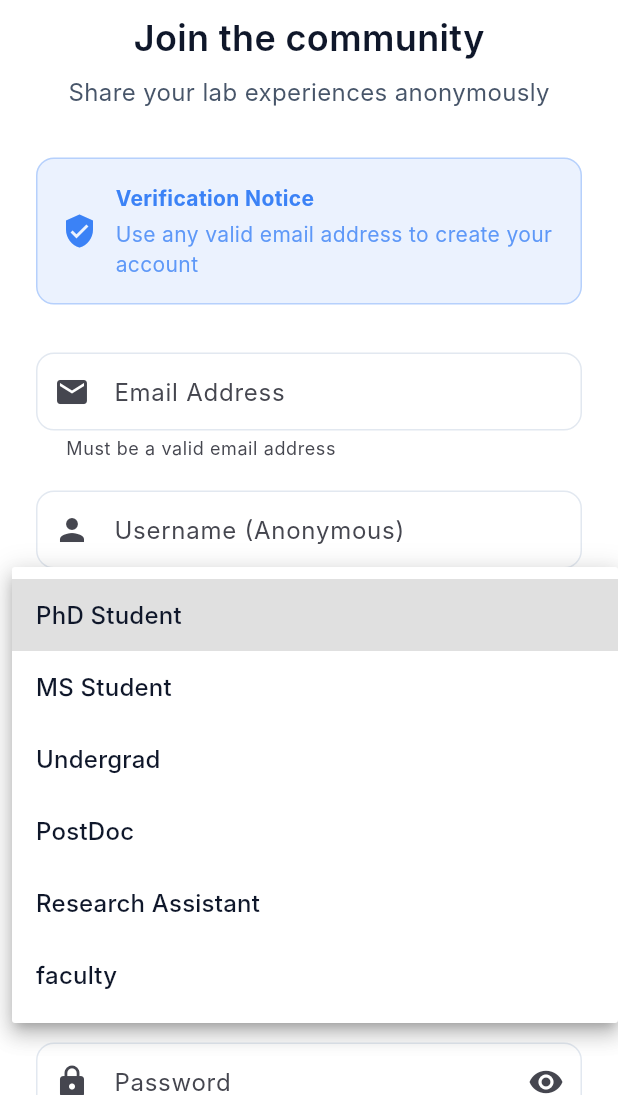
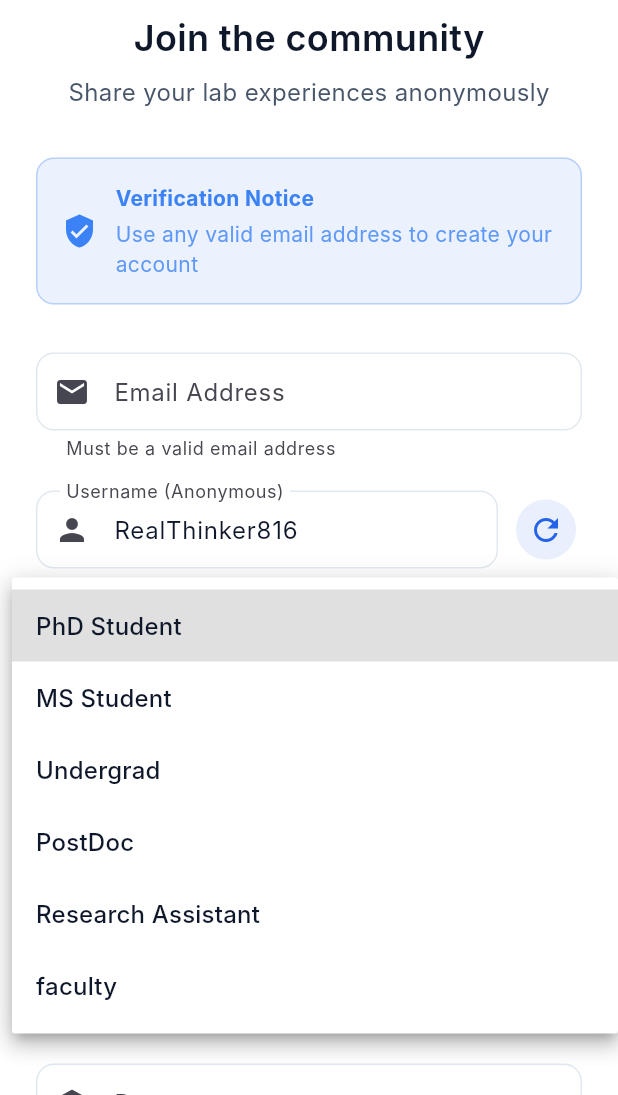
Before and after one commit to c5551051011/insidelab_frontend, a Flutter app: the SignUpScreen screen opened by its route, after a tap on "Current Position", on a phone screen of 412 x 824 dp, the part 141-1236 px from its top. Run offline on Flutter 3.47's test engine with Material 3 defaults, Android fonts, the phone set to English and light mode, and no system bars; our stand-ins replace flutter_typeahead, google_sign_in, shared_preferences; accounts and stored records are empty; Roboto replaces fonts that are missing (Inter).

Commit message:
Add automatic random username generation for privacy protection
- Generate random usernames on sign-up page load using friendly words
- Combine adjectives + academic nouns + numbers (e.g., SmartScholar42)
- Add refresh button to regenerate usernames with one click
- Include privacy recommendation box explaining anonymity benefits
- Maintain user ability to customize username while encouraging privacy
- Auto-populate field with privacy-focused default suggestions

🤖 Generated with [Claude Code](https://claude.ai/code)

Co-Authored-By: Claude <noreply@anthropic.com>

```diff
--- a/lib/presentation/screens/auth/sign_up_screen.dart
+++ b/lib/presentation/screens/auth/sign_up_screen.dart
@@ -2,6 +2,7 @@
 // presentation/screens/auth/sign_up_screen.dart
 import 'package:flutter/material.dart';
 import 'package:provider/provider.dart';
+import 'dart:math';
 import '../../../core/constants/app_colors.dart';
 import '../../../core/constants/app_constants.dart';
 import '../../../data/providers/data_providers.dart';
@@ -30,6 +31,40 @@ class _SignUpScreenState extends State<SignUpScreen> {
   bool _obscureConfirmPassword = true;
   bool _agreedToTerms = false;
   bool _allowEmails = false;
+
+  @override
+  void initState() {
+    super.initState();
+    _generateRandomUsername();
+  }
+
+  void _generateRandomUsername() {
+    final random = Random();
+
+    // Adjectives for friendly usernames
+    final adjectives = [
+      'Smart', 'Bright', 'Quick', 'Swift', 'Sharp', 'Wise', 'Bold', 'Cool',
+      'Fast', 'Strong', 'Clear', 'Fresh', 'Young', 'New', 'Pure', 'True',
+      'Deep', 'High', 'Wild', 'Free', 'Safe', 'Easy', 'Fine', 'Good',
+      'Kind', 'Nice', 'Calm', 'Fair', 'Real', 'Rich', 'Soft', 'Warm'
+    ];
+
+    // Nouns related to academia/research
+    final nouns = [
+      'Scholar', 'Student', 'Learner', 'Thinker', 'Reader', 'Writer', 'Seeker',
+      'Explorer', 'Finder', 'Builder', 'Maker', 'Creator', 'Helper', 'Leader',
+      'Dreamer', 'Planner', 'Doer', 'Walker', 'Runner', 'Climber', 'Flyer',
+      'Star', 'Moon', 'Sun', 'River', 'Ocean', 'Mountain', 'Forest', 'Garden',
+      'Bridge', 'Tower', 'Castle', 'House', 'Path', 'Journey', 'Quest', 'Goal'
+    ];
+
+    final adjective = adjectives[random.nextInt(adjectives.length)];
+    final noun = nouns[random.nextInt(nouns.length)];
+    final number = random.nextInt(999) + 1; // 1-999
+
+    final username = '$adjective$noun$number';
+    _usernameController.text = username;
+  }
 
   @override
   Widget build(BuildContext context) {
@@ -163,27 +198,7 @@ class _SignUpScreenState extends State<SignUpScreen> {
             },
           ),
           const SizedBox(height: 20),
-          TextFormField(
-            controller: _usernameController,
-            decoration: const InputDecoration(
-              labelText: 'Username (Anonymous)',
-              hintText: 'Choose a username',
-              prefixIcon: Icon(Icons.person),
-              helperText: 'This will be shown on your reviews',
-            ),
-            validator: (value) {
-              if (value == null || value.isEmpty) {
-                return 'Please choose a username';
-              }
-              if (value.length < 3) {
-                return 'Username must be at least 3 characters';
-              }
-              if (value.length > 20) {
-                return 'Username must be less than 20 characters';
-              }
-              return null;
-            },
-          ),
+          _buildUsernameField(),
           const SizedBox(height: 20),
           TextFormField(
             controller: _nameController,
@@ -278,6 +293,94 @@ class _SignUpScreenState extends State<SignUpScreen> {
           ),
         ],
       ),
+    );
+  }
+
+  Widget _buildUsernameField() {
+    return Column(
+      crossAxisAlignment: CrossAxisAlignment.start,
+      children: [
+        Row(
+          children: [
+            Expanded(
+              child: TextFormField(
+                controller: _usernameController,
+                decoration: const InputDecoration(
+                  labelText: 'Username (Anonymous)',
+                  hintText: 'Auto-generated for privacy',
+                  prefixIcon: Icon(Icons.person),
+                ),
+                validator: (value) {
+                  if (value == null || value.isEmpty) {
+                    return 'Please choose a username';
+                  }
+                  if (value.length < 3) {
+                    return 'Username must be at least 3 characters';
+                  }
+                  if (value.length > 20) {
+                    return 'Username must be less than 20 characters';
+                  }
+                  return null;
+                },
+              ),
+            ),
+            const SizedBox(width: 8),
+            IconButton(
+              onPressed: _generateRandomUsername,
+              icon: const Icon(Icons.refresh),
+              tooltip: 'Generate new username',
+              style: IconButton.styleFrom(
+                backgroundColor: AppColors.primary.withOpacity(0.1),
+                foregroundColor: AppColors.primary,
+              ),
+            ),
+          ],
+        ),
+        const SizedBox(height: 8),
+        Container(
+          padding: const EdgeInsets.all(12),
+          decoration: BoxDecoration(
+            color: AppColors.info.withOpacity(0.1),
+            borderRadius: BorderRadius.circular(8),
+            border: Border.all(
+              color: AppColors.info.withOpacity(0.3),
+            ),
+          ),
+          child: Row(
+            children: [
+              Icon(
+                Icons.privacy_tip_outlined,
+                color: AppColors.info,
+                size: 20,
+              ),
+              const SizedBox(width: 8),
+              Expanded(
+                child: Column(
+                  crossAxisAlignment: CrossAxisAlignment.start,
+                  children: [
+                    Text(
+                      'Privacy Recommendation',
+                      style: TextStyle(
+                        fontWeight: FontWeight.w600,
+                        color: AppColors.info,
+                        fontSize: 14,
+                      ),
+                    ),
+                    const SizedBox(height: 4),
+                    Text(
+                      'We recommend using the auto-generated username to protect your privacy. You can change it, but random usernames help keep your reviews anonymous.',
+                      style: TextStyle(
+                        color: AppColors.info,
+                        fontSize: 12,
+                      ),
+                    ),
+                  ],
+                ),
+              ),
+            ],
+          ),
+        ),
+      ],
     );
   }
 
```
